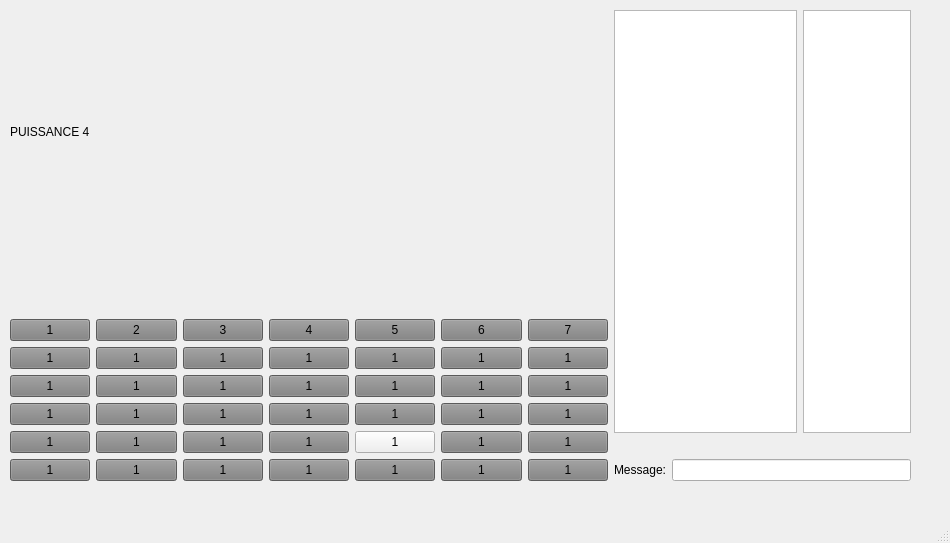
Old version of the form puissance4/mainwindow.ui in the repository rvasseur31/puissance-4.
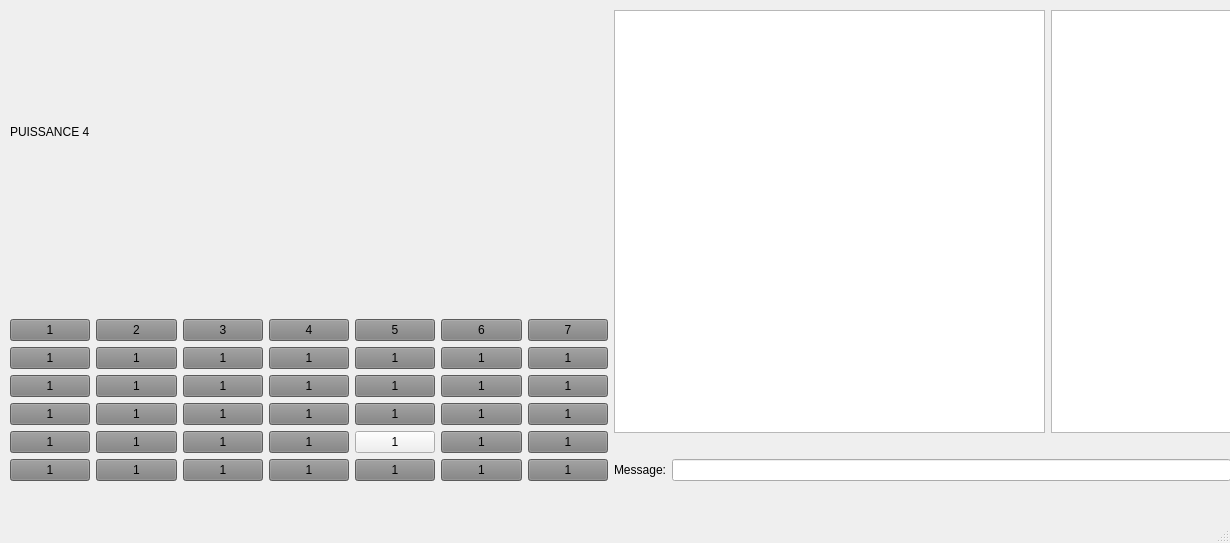
New version of the form.

Commit message: push server and design

Patch:
```diff
--- a/puissance4/mainwindow.ui
+++ b/puissance4/mainwindow.ui
@@ -6,7 +6,7 @@
    <rect>
     <x>0</x>
     <y>0</y>
-    <width>950</width>
+    <width>1230</width>
     <height>543</height>
    </rect>
   </property>
@@ -19,7 +19,7 @@
      <rect>
       <x>10</x>
       <y>10</y>
-      <width>901</width>
+      <width>1221</width>
       <height>471</height>
      </rect>
     </property>
```
Left out of the diff: 4 changed lines with no effect on the pictures. The commit also changes 3 other files.
